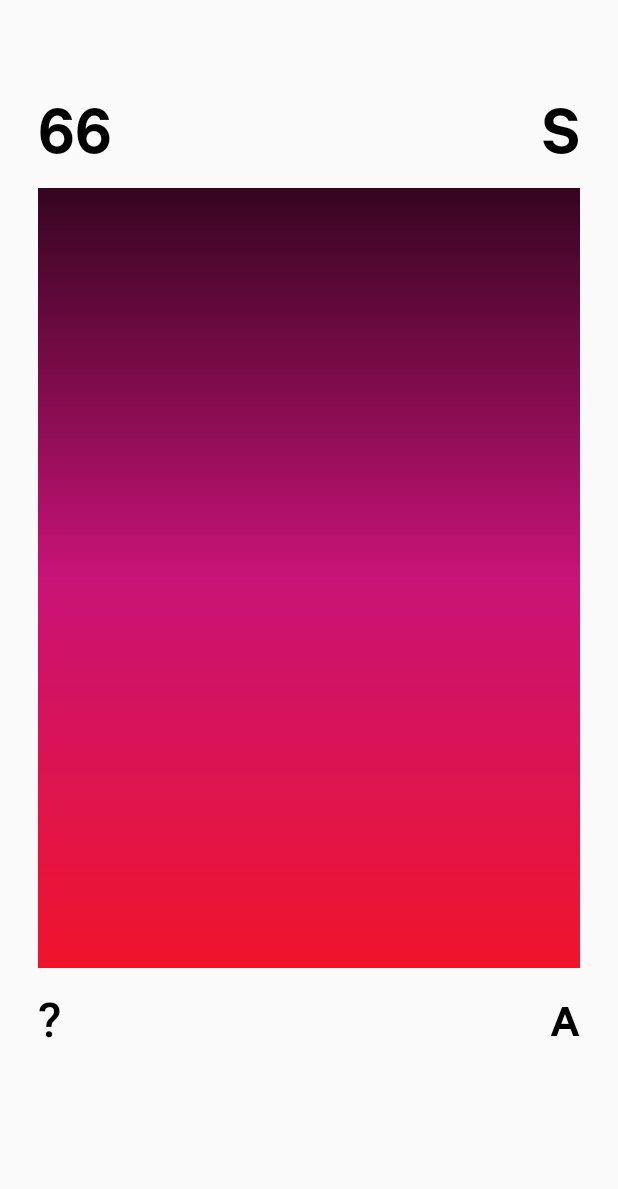
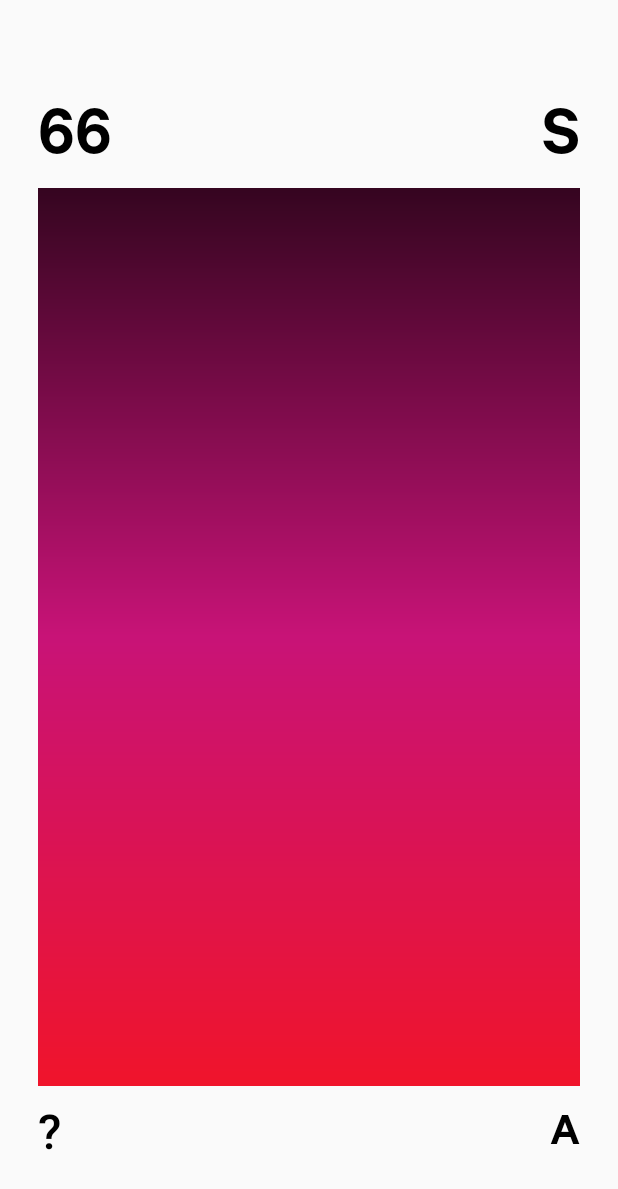
Before and after one commit to DJCoder12/66-Android-App, an Android app: the screen it shows after launch (MainActivity), on a phone screen of 412 x 824 dp. Shown: the top 1189 px of the screen. Run offline under Robolectric (Android 15) with nearby library versions, the phone set to English and light mode, and no system bars; our stand-ins replace Picasso; libraries missing offline, so code that uses them is left out: com.transitionseverywhere, org.json.simple; pictures from the network do not load; 6 statements that could not run were skipped.

```diff
--- a/app/src/main/java/com/mad/wordly/MainActivity.java
+++ b/app/src/main/java/com/mad/wordly/MainActivity.java
@@ -683,8 +683,8 @@ class MyGestureListener extends GestureDetector.SimpleOnGestureListener {
 
         final ViewGroup transitionsContainer = (ViewGroup) findViewById(R.id.transitions_container);
         final float scale = getResources().getDisplayMetrics().density;
-        int height = (int) (520 * scale + 0.5f);
-        int width = (int) (520 * scale + 0.5f);
+        int height = (int) (gradientView.getHeight() * scale + 0.5f);
+        int width = (int) (gradientView.getWidth() * scale + 0.5f);
 
         gradientView = (View) findViewById(R.id.gradientPreloaderView);
         TransitionManager.beginDelayedTransition(transitionsContainer, new TransitionSet()
@@ -692,7 +692,7 @@ class MyGestureListener extends GestureDetector.SimpleOnGestureListener {
                 .addTransition(new ChangeImageTransform()));
 
         ViewGroup.MarginLayoutParams marginParams = (ViewGroup.MarginLayoutParams) gradientView.getLayoutParams();
-        marginParams.setMargins((int) (25 * scale + 0.5f), (int) (125 * scale + 0.5f), (int) (25 * scale + 0.5f), 0);
+        marginParams.setMargins((int) (25 * scale + 0.5f), (int) (125 * scale + 0.5f), (int) (25 * scale + 0.5f), (int) (100 * scale + 0.5f));
         ViewGroup.LayoutParams params = gradientView.getLayoutParams();
         params.height = height;
         params.width = ViewGroup.LayoutParams.WRAP_CONTENT;
--- a/app/src/main/res/layout/activity_main.xml
+++ b/app/src/main/res/layout/activity_main.xml
@@ -10,7 +10,7 @@
     <View
         android:id="@+id/gradientPreloaderView"
         android:layout_width="wrap_content"
-        android:layout_height="520dp"
+        android:layout_height="wrap_content"
         android:layout_marginLeft="25dp"
         android:layout_marginTop="125dp"
         android:layout_marginRight="25dp"
@@ -144,10 +144,10 @@
         android:layout_height="wrap_content"
         android:layout_alignParentStart="true"
         android:layout_alignParentLeft="true"
-        android:layout_alignParentTop="true"
+        android:layout_alignParentBottom="true"
         android:layout_marginStart="25dp"
         android:layout_marginLeft="25dp"
-        android:layout_marginTop="661dp"
+        android:layout_marginBottom="50dp"
         android:fontFamily="@font/calibre_semibold"
         android:text="?"
         android:textColor="#000"
@@ -160,10 +160,10 @@
         android:layout_height="wrap_content"
         android:layout_alignParentStart="true"
         android:layout_alignParentLeft="true"
-        android:layout_alignParentTop="true"
+        android:layout_alignParentBottom="true"
         android:layout_marginStart="25dp"
         android:layout_marginLeft="25dp"
-        android:layout_marginTop="661dp"
+        android:layout_marginBottom="50dp"
         android:fontFamily="@font/calibre_semibold"
         android:text="R"
         android:textColor="#fff"
@@ -340,9 +340,9 @@
         android:layout_width="wrap_content"
         android:layout_height="wrap_content"
         android:layout_alignParentRight="true"
-        android:layout_alignParentTop="true"
+        android:layout_alignParentBottom="true"
         android:layout_marginRight="25dp"
-        android:layout_marginTop="661dp"
+        android:layout_marginBottom="50dp"
         android:fontFamily="@font/calibre_semibold"
         android:text="A"
         android:textColor="#000"
```
